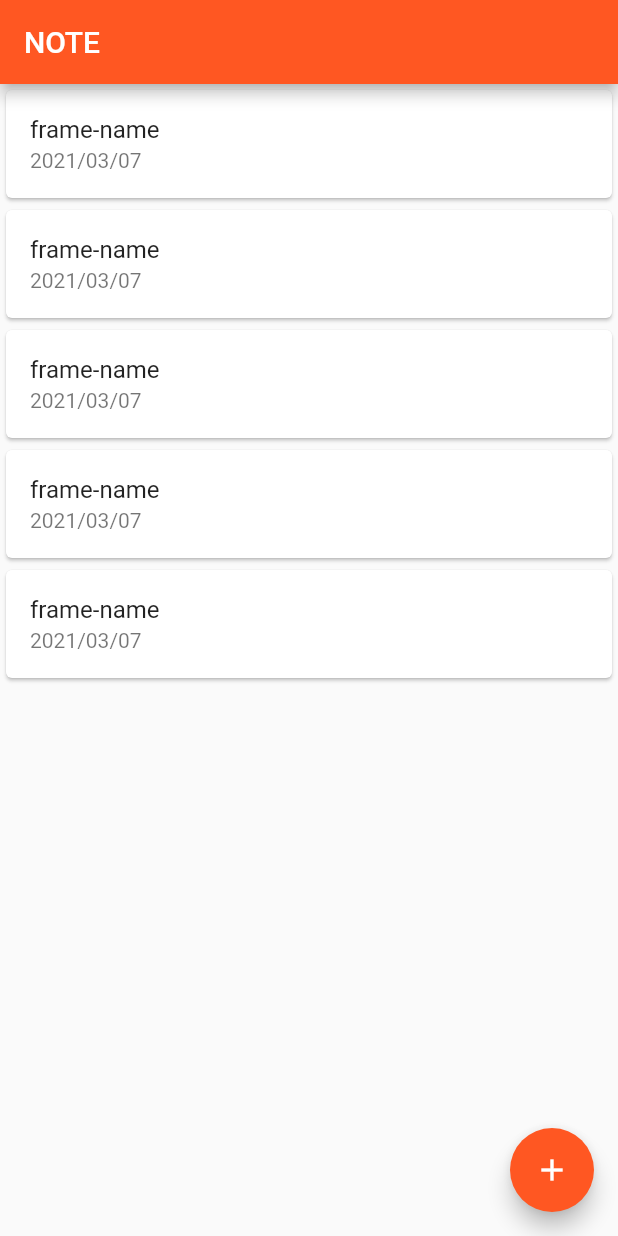
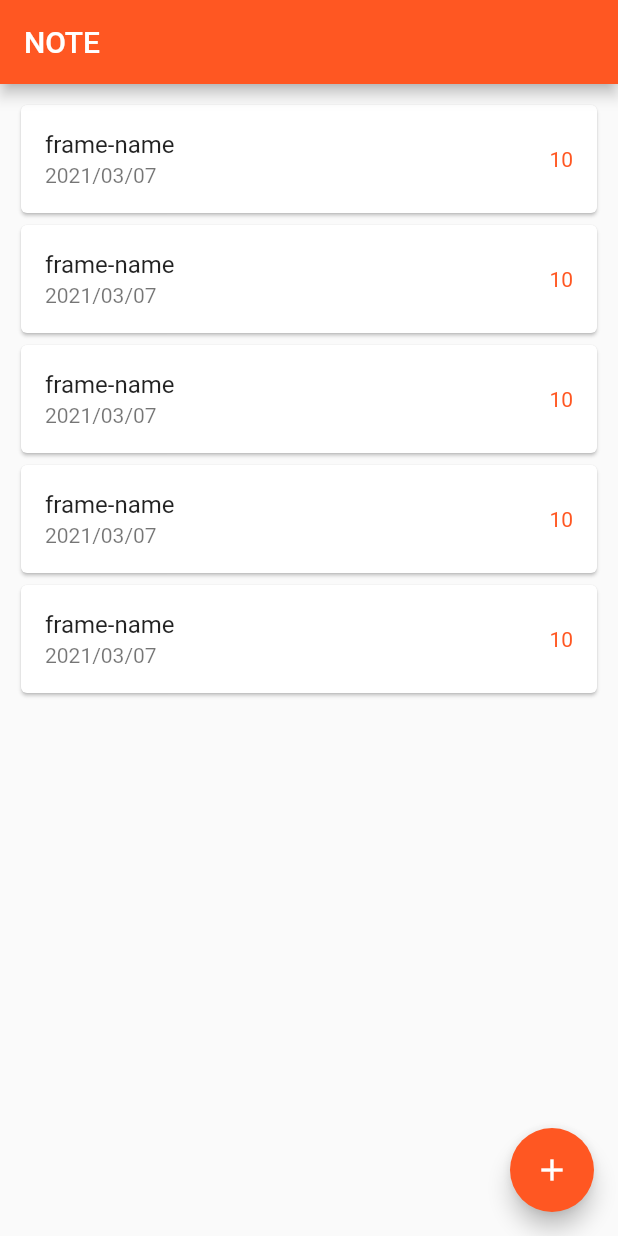
Before and after one commit to kanorix/omelet, a Flutter app: the screen it shows after launch, on a phone screen of 412 x 824 dp. Run offline on Flutter 3.47's test engine with Material 2 defaults, Android fonts, the phone set to English and light mode, and no system bars; our stand-ins replace clock, get_it, responsive_builder, sembast, sembast_web; Roboto replaces fonts that are missing (MPLUSRounded1c).

Commit message:
[create] リスト作成

```diff
--- a/lib/app/view/page/template/list.dart
+++ b/lib/app/view/page/template/list.dart
@@ -35,6 +35,8 @@ class TemplateListView extends StatelessWidget {
       floatingActionButtonLocation: FloatingActionButtonLocation.endFloat,
       // レコードのリスト
       body: Scrollbar(
+        child: Container(
+          padding: EdgeInsets.all(10),
           child: ListView.builder(
             itemCount: 5,
             itemBuilder: (_, int index) {
@@ -42,6 +44,8 @@ class TemplateListView extends StatelessWidget {
                 child: ListTile(
                   title: Text('frame-name'),
                   subtitle: Text('2021/03/07'),
+                  trailing:
+                      Text('10', style: TextStyle(color: Colors.deepOrange)),
                   onTap: () {
                     PageNavigator.of(context).pushNamed(
                       PageRouter.recordList,
@@ -52,6 +56,7 @@ class TemplateListView extends StatelessWidget {
             },
           ),
         ),
+      ),
     );
   }
 }
```
Lines whose indentation alone changed are shown as unchanged.
